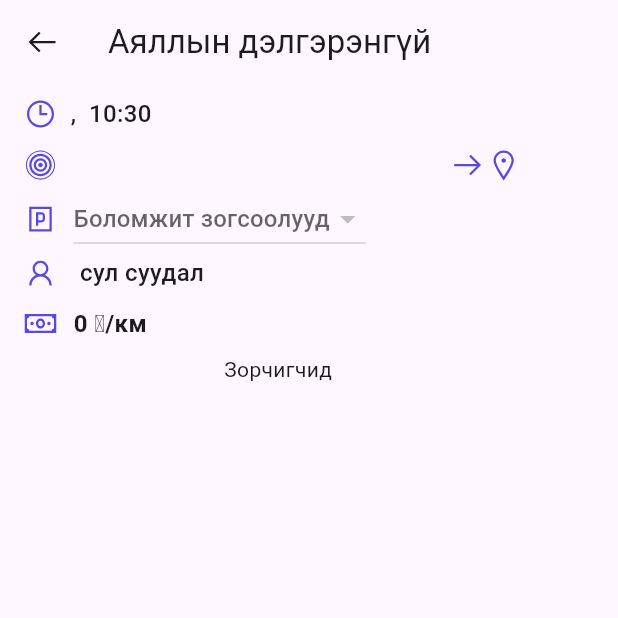
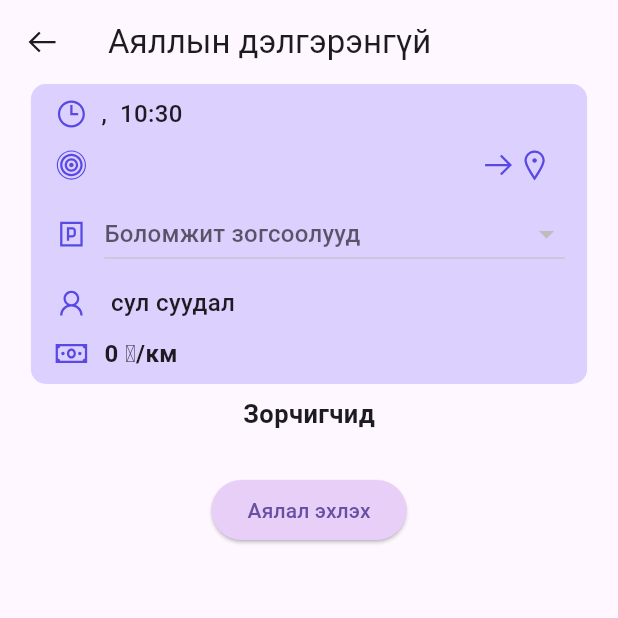
Before and after one commit to Nomin0429/Carpool-App, a Flutter app: the RideHistoryDriver screen opened directly with empty values, on a phone screen of 412 x 824 dp, the top half of it. Run offline on Flutter 3.47's test engine with Material 3 defaults, Android fonts, the phone set to English and light mode, and no system bars; our stand-ins replace cached_network_image, cloud_firestore, dio, firebase_auth, firebase_core, firebase_messaging and 6 more; accounts and stored records are empty; network calls fail; statements that could not run were skipped.

Commit message:
yu hiisne ch martje

```diff
--- a/carpool_app/lib/home/view/components/ride_details_item.dart
+++ b/carpool_app/lib/home/view/components/ride_details_item.dart
@@ -81,12 +81,10 @@ class RideDetailsItem extends GetWidget<HomeController> {
                   ),
                 ],
               ),
-              // const SizedBox(
-              //   height: 10,
-              // ),
-              Expanded(
-                child: Row(
-                  mainAxisAlignment: MainAxisAlignment.start,
+              const SizedBox(
+                height: 10,
+              ),
+              Row(
                 children: [
                   const Icon(
                     LineAwesomeIcons.parking,
@@ -95,8 +93,9 @@ class RideDetailsItem extends GetWidget<HomeController> {
                   const SizedBox(
                     width: 10,
                   ),
-                    //  width: MediaQuery.of(context).size.width * 0.7,
-                    DropdownButton<String>(
+                  Expanded(
+                    child: DropdownButton<String>(
+                      isExpanded: true,
                       hint: const Text('Боломжит зогсоолууд'),
                       onChanged: (String? selectedStop) {
                         log('Selected stop: $selectedStop');
@@ -104,23 +103,20 @@ class RideDetailsItem extends GetWidget<HomeController> {
                       items: (ride['possibleStops'] as List<dynamic>).map((stop) {
                         return DropdownMenuItem<String>(
                           value: stop.toString(),
-                          child: SizedBox(
-                            width: MediaQuery.of(context).size.width * 0.7,
                           child: Text(
                             stop.toString(),
                             overflow: TextOverflow.ellipsis,
                             maxLines: 1,
                           ),
-                          ),
                         );
                       }).toList(),
                     ),
+                  ),
                 ],
               ),
+              const SizedBox(
+                height: 10,
               ),
-              // const SizedBox(
-              //   height: 10,
-              // ),
               Row(
                 children: [
                   const Icon(
@@ -135,7 +131,7 @@ class RideDetailsItem extends GetWidget<HomeController> {
                     style: const TextStyle(fontSize: 16, fontWeight: FontWeight.w500),
                     overflow: TextOverflow.ellipsis,
                     maxLines: 2,
-                  )
+                  ),
                 ],
               ),
               const SizedBox(
@@ -155,7 +151,7 @@ class RideDetailsItem extends GetWidget<HomeController> {
                     style: const TextStyle(fontSize: 16, fontWeight: FontWeight.w700),
                     overflow: TextOverflow.ellipsis,
                     maxLines: 2,
-                  )
+                  ),
                 ],
               ),
             ],
--- a/carpool_app/lib/home/view/payment/payment_dialog.dart
+++ b/carpool_app/lib/home/view/payment/payment_dialog.dart
@@ -127,8 +127,7 @@ class PaymentDialog extends GetWidget<HomeController> {
                           bookedSeats,
                         );
                         Get.back();
-                        Get.dialog(
-                            const AutoCloseDialog(title: 'Төлбөр төлөлт амжилттай', content: 'Таны төлбөр амжилттай төлөгдөж та аялалд нэгдлээ.'));
+                        Get.dialog(const AutoCloseDialog(title: 'Амжилттай', content: 'Таны төлбөр амжилттай төлөгдөж та аялалд нэгдлээ.'));
                       } else {
                         Get.dialog(
                           ShowAlertDialog(
--- a/carpool_app/lib/home/view/profile/view/ride_history_screen.dart
+++ b/carpool_app/lib/home/view/profile/view/ride_history_screen.dart
@@ -1,3 +1,5 @@
+import 'dart:developer';
+
 import 'package:carpool_app/home/view/ride_history/ride_history_driver.dart';
 import 'package:flutter/material.dart';
 import 'package:get/get.dart';
@@ -103,6 +105,7 @@ class RideList extends StatelessWidget {
           ride: ride,
           textButton: 'Харах',
           onTapTextButton: () {
+            log('Ride data: $ride');
             Get.to(RideHistoryDriver(
               currentRide: ride,
               riders: [ride['riders']],
--- a/carpool_app/lib/home/view/ride_history/ride_history_driver.dart
+++ b/carpool_app/lib/home/view/ride_history/ride_history_driver.dart
@@ -1,8 +1,11 @@
 import 'package:carpool_app/home/logic/home_controller.dart';
 import 'package:carpool_app/home/view/components/ride_details_item.dart';
+import 'package:carpool_app/home/view/ride_history/rider_item_in_driver_history.dart';
 import 'package:flutter/material.dart';
 import 'package:get/get.dart';
 import 'package:line_awesome_flutter/line_awesome_flutter.dart';
+
+import '../../../style/AppColors.dart';
 
 class RideHistoryDriver extends GetWidget<HomeController> {
   final Map currentRide;
@@ -24,12 +27,50 @@ class RideHistoryDriver extends GetWidget<HomeController> {
             icon: const Icon(LineAwesomeIcons.arrow_left)),
         title: const Text('Аяллын дэлгэрэнгүй'),
       ),
-      body: Column(
-        mainAxisSize: MainAxisSize.min,
-        children: <Widget>[
-          RideDetailsItem(ride: currentRide),
-          const Text('Зорчигчид'),
-        ],
+      body: Padding(
+        padding: const EdgeInsets.symmetric(horizontal: 15),
+        child: Column(
+          crossAxisAlignment: CrossAxisAlignment.center,
+          mainAxisSize: MainAxisSize.min,
+          children: <Widget>[
+            Container(
+                decoration: BoxDecoration(
+                  color: AppColors.primary700,
+                  borderRadius: BorderRadius.circular(10),
+                ),
+                child: RideDetailsItem(ride: currentRide)),
+            const Padding(
+              padding: EdgeInsets.symmetric(vertical: 8.0),
+              child: Text(
+                'Зорчигчид',
+                style: TextStyle(fontSize: 17, fontWeight: FontWeight.w600),
+              ),
+            ),
+            ListView.builder(
+              shrinkWrap: true,
+              physics: const NeverScrollableScrollPhysics(),
+              itemCount: currentRide['riders'].length,
+              itemBuilder: (context, index) {
+                String riderId = currentRide['riders'].keys.elementAt(index);
+                controller.getUserDataByUserId(riderId);
+                Map riderDetails = currentRide['riders'][riderId];
+                return RiderItemInDriverHistory(
+                  rider: riderDetails,
+                  riderUserId: riderId,
+                  isRideStarted: false,
+                );
+              },
+            ),
+            const SizedBox(
+              height: 20,
+            ),
+            ElevatedButton(
+              onPressed: () {},
+              style: ElevatedButton.styleFrom(backgroundColor: AppColors.primary800),
+              child: const Text('Аялал эхлэх'),
+            ),
+          ],
+        ),
       ),
     );
   }
--- a/carpool_app/pubspec.yaml
+++ b/carpool_app/pubspec.yaml
@@ -55,6 +55,7 @@ dependencies:
   permission_handler: ^11.1.0
   http: ^0.13.6
   multi_select_flutter: ^4.1.3
+  firebase_messaging: ^14.7.9
 
 dev_dependencies:
   flutter_test:
```
Also changed, not shown: carpool_app/lib/home/logic/home_controller.dart (+52 -2 lines), carpool_app/lib/home/view/components/driver_details_item.dart (+10 -17 lines), carpool_app/lib/home/view/ride_history/rider_item_in_driver_history.dart (+44 -13 lines), carpool_app/lib/main.dart (+4 -48 lines), carpool_app/lib/signup/logic/signup_controller.dart (+57 -2 lines), carpool_app/pubspec.lock, 2 other files. Lines whose indentation alone changed are shown as unchanged.
